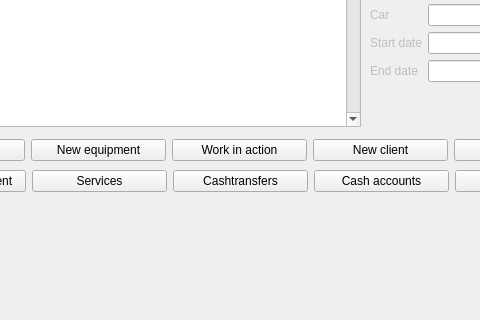
Old version of the form CarServiceApp/mainwindow.ui in the repository Ignat36/DB2022; both pictures show x 269 to 749 and y 433 to 753 of the 1025 by 753 pixel window.
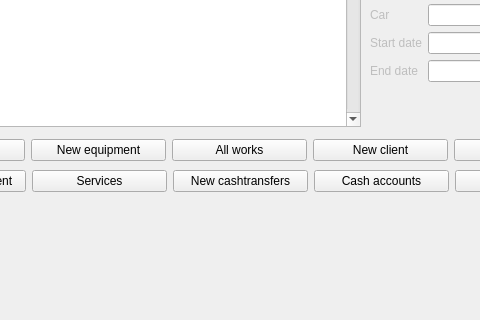
New version of the form.

What changed in the file:
```diff
--- a/CarServiceApp/mainwindow.ui
+++ b/CarServiceApp/mainwindow.ui
@@ -248,7 +248,7 @@
        <item>
         <widget class="QPushButton" name="work_in_action_button">
          <property name="text">
-          <string>Work in action</string>
+          <string>All works</string>
          </property>
         </widget>
        </item>
@@ -574,7 +574,7 @@
        <item>
         <widget class="QPushButton" name="cashtransfers_button">
          <property name="text">
-          <string>Cashtransfers</string>
+          <string>New cashtransfers</string>
          </property>
         </widget>
        </item>
```
Left out of the diff: 2 changed lines with no effect on the pictures.
